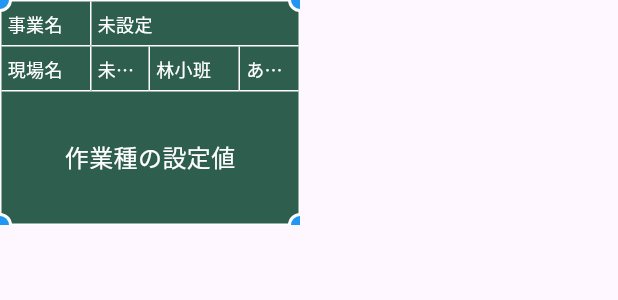
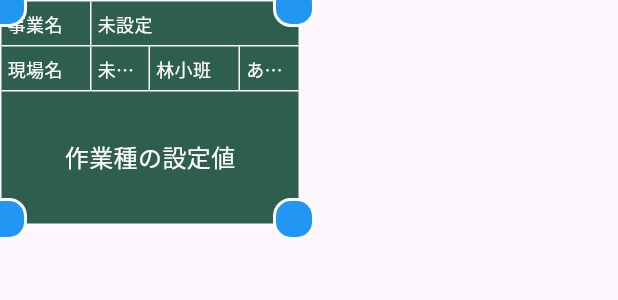
Before and after one commit to tm-qc/work_photo_app_sample, a Flutter app: the BlackboardInteractiveWidget widget shown alone on an empty page, opened directly with empty values, on a phone screen of 412 x 824 dp. Shown: the top 300 px of the screen. Run offline on Flutter 3.47's test engine with Material 3 defaults, Android fonts, the phone set to English and light mode, and no system bars; our stand-ins replace camera, logger, shared_preferences; accounts and stored records are empty.

Commit message:
【カメラプレビュー黒板作成中】【仮保存】黒板のカメラプレビュー上の黒板の本体Widget（四隅ドラッグで拡大縮小）
- 黒板の大きさを画面に対しての比率にする？=>今のままでpx固定でOK
- ドラッグの拡大縮小の実機でドラッグの移動が先に反応してたので調整
- スマホが2020年と古いのでカメラの画質を一旦low固定に変更。熱暴走でおちた
- 不要なコードは削除

残作業
- 最低の黒板の大きさ決める
- 関数共通化（処理制御変数の値代入のところとか）
- testコード検討

- lib/ui/camera/widgets/blackboard_widget.dart：カメラプレビューに表示する黒板のMain Widget
- lib/ui/camera/widgets/blackboard_label.dart：ラベルの共通パーツ
- lib/ui/camera/widgets/blackboard_value.dart：値表示箇所の共通パーツ

次は拡大縮小

全体残作業
・一部改修の余地ありはTODOで残してる

※関係性について

Screen(Widget)
MainのUI画面
基本的にViewModel経由で情報を取得する
ただし、Model の定数や固定メニューは直接参照OK

ViewModel
State定義し、Serviceを参照し情報を取得しScreenに渡す

Service
Modelからデータを参照し処理し、ViewModelに渡す

Model
このWidget（Screen）で使うデータを定義する
プルダウンメニューの内容も定義するのでScreenから直接参照される時もある

```diff
--- a/lib/main.dart
+++ b/lib/main.dart
@@ -28,8 +28,6 @@ void main() async {
   // カメラの機能を使うためのアプリ起動時の準備
 
   // availableCameras()を使うためにアプリ起動時にインスタンスを作成する
-  WidgetsFlutterBinding.ensureInitialized();
-
   // デバイスで使用可能なカメラのリストを取得します。
   // カメラ起動時にこのリストから正面や背面など何のカメラを起動するか選択する
   final cameras = await availableCameras();
--- a/lib/ui/camera/widgets/blackboard_interactive_widget.dart
+++ b/lib/ui/camera/widgets/blackboard_interactive_widget.dart
@@ -37,6 +37,8 @@ class BlackboardInteractiveWidget extends StatelessWidget {
       top: viewModel.isInitialPosition ? null : viewModel.blackboardPosition.dy,
       bottom: viewModel.isInitialPosition ? 0 : null, // 初期位置では下端固定
       child: Stack(
+        // 四隅のハンドルが黒板の外に出るため、はみ出しを許可
+        clipBehavior: Clip.none,
         children: [
           // ===============================
           // 📱 黒板本体
@@ -101,14 +103,27 @@ class BlackboardInteractiveWidget extends StatelessWidget {
   ///
   // Widgetは「画面に表示される全ての部品の基底クラス」「何らかのUI部品を返すメソッド」という意味になるので、UIを形成するメソッドの場合に戻り値の型としてWidgetをつける
   Widget _buildCornerHandle(String corner) {
+
+    // double型なら小数点も使える滑らかな位置指定が可能
+    //
+    // finalよりconstを使う理由は？
+    // constはコンパイル時に値が決定する定数で、パフォーマンスが向上します
+    // 値も固定値なので constを使います
+    const double cornerPosition = -10; // 角の位置を示す変数（初期値）
+    // ハンドルのサイズを定義
+    // TODO:ハンドルサイズが28以下になるとドラッグ移動が先に反応して、操作感が落ちてしまう印象が強くなる
+    // TODO:28でも操作感はもっと良くしたいと感じるが・・どうしようか検討中
+    const double handleSize = 28.0; // ハンドルのサイズ
+
     return Positioned(
       // 角の位置に応じてtop/bottom、left/rightを設定
-      top: corner.contains('top') ? -8 : null,     // 上側の角なら上端から-8px
-      bottom: corner.contains('bottom') ? -8 : null, // 下側の角なら下端から-8px
-      left: corner.contains('Left') ? -8 : null,   // 左側の角なら左端から-8px
-      right: corner.contains('Right') ? -8 : null, // 右側の角なら右端から-8px
+      top: corner.contains('top') ? cornerPosition : null,     // 上側の角なら上端からcornerPosition
+      bottom: corner.contains('bottom') ? cornerPosition : null, // 下側の角なら下端からcornerPosition
+      left: corner.contains('Left') ? cornerPosition : null,   // 左側の角なら左端からcornerPosition
+      right: corner.contains('Right') ? cornerPosition : null, // 右側の角なら右端からcornerPosition
 
       child: GestureDetector(
+
         // リサイズ開始
         onPanStart: (DragStartDetails details) {
           viewModel.onCornerDragStart(corner, details);
@@ -125,13 +140,14 @@ class BlackboardInteractiveWidget extends StatelessWidget {
         },
 
         // ハンドルの見た目
+        //
         child: Container(
-          width: 16,
-          height: 16,
+          width: handleSize,
+          height: handleSize,
           decoration: BoxDecoration(
             color: Colors.blue,                          // 🔵 青い色
             border: Border.all(color: Colors.white, width: 2), // 白い境界線
-            borderRadius: BorderRadius.circular(8),      // 角丸
+            borderRadius: BorderRadius.circular(12),      // 角丸
           ),
         ),
       ),
```
Also changed, not shown: lib/data/services/camera_service.dart (+15 -5 lines), lib/ui/camera/view_model/camera_view_model.dart (+2 -5 lines).
